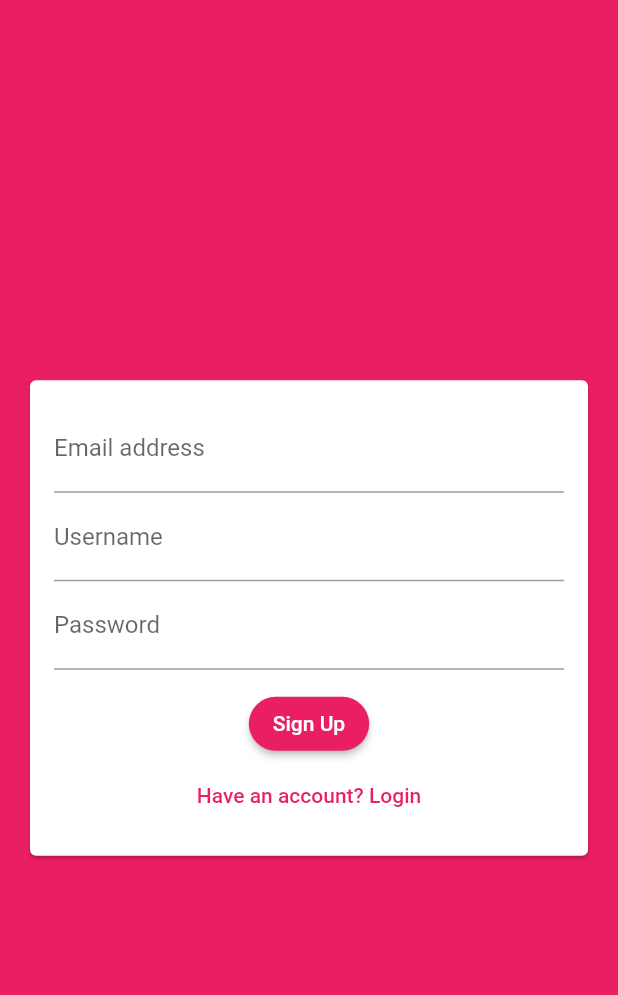
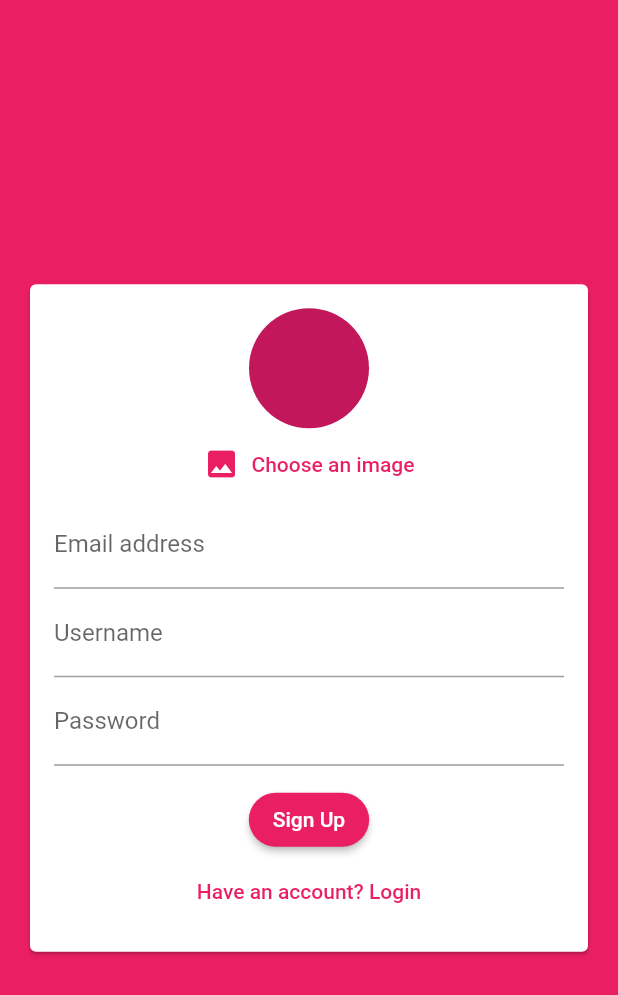
Before and after one commit to madamski3/chat_app, a Flutter app: the screen it shows after launch, on a phone screen of 412 x 824 dp. Shown: the top 995 px of the screen. Run offline on Flutter 3.47's test engine with Material 2 defaults, Android fonts, the phone set to English and light mode, and no system bars; our stand-ins replace cloud_firestore, firebase_auth, firebase_core, image_picker; accounts and stored records are empty.

Commit message:
Open camera, select picture, and show image preview

```diff
--- /dev/null
+++ b/lib/pickers/image_selector.dart
@@ -0,0 +1,41 @@
+import 'dart:io';
+import 'package:flutter/material.dart';
+import 'package:image_picker/image_picker.dart';
+
+class ImageSelector extends StatefulWidget {
+  const ImageSelector({Key? key}) : super(key: key);
+
+  @override
+  State<ImageSelector> createState() => _ImageSelectorState();
+}
+
+class _ImageSelectorState extends State<ImageSelector> {
+  File? _pickedImage;
+
+  void _chooseImage() async {
+    final image = await ImagePicker().pickImage(source: ImageSource.camera);
+    if (image == null) {
+      return;
+    }
+    setState(() {
+      _pickedImage = File(image.path);
+    });
+  }
+
+  @override
+  Widget build(BuildContext context) {
+    return Column(
+      children: [
+        CircleAvatar(
+          radius: 40,
+          backgroundImage: _pickedImage != null ? FileImage(_pickedImage!) : null,
+        ),
+        OutlinedButton.icon(
+          onPressed: _chooseImage,
+          icon: const Icon(Icons.image),
+          label: const Text('Choose an image'),
+        ),
+      ],
+    );
+  }
+}
--- a/lib/widgets/auth/auth_form.dart
+++ b/lib/widgets/auth/auth_form.dart
@@ -1,4 +1,5 @@
 import 'package:flutter/material.dart';
+import '../../pickers/image_selector.dart';
 
 class AuthForm extends StatefulWidget {
   final bool _isLoading;
@@ -36,9 +37,6 @@ class _AuthFormState extends State<AuthForm> {
         _isLoginMode,
         context,
       );
-      // print(_userEmail);
-      // print(_userName);
-      // print(_userPassword);
     }
   }
 
@@ -55,6 +53,7 @@ class _AuthFormState extends State<AuthForm> {
               child: Column(
                 mainAxisSize: MainAxisSize.min,
                 children: <Widget>[
+                  if (!_isLoginMode) ImageSelector(),
                   TextFormField(
                     key: const ValueKey('email'),
                     validator: (value) {
```
